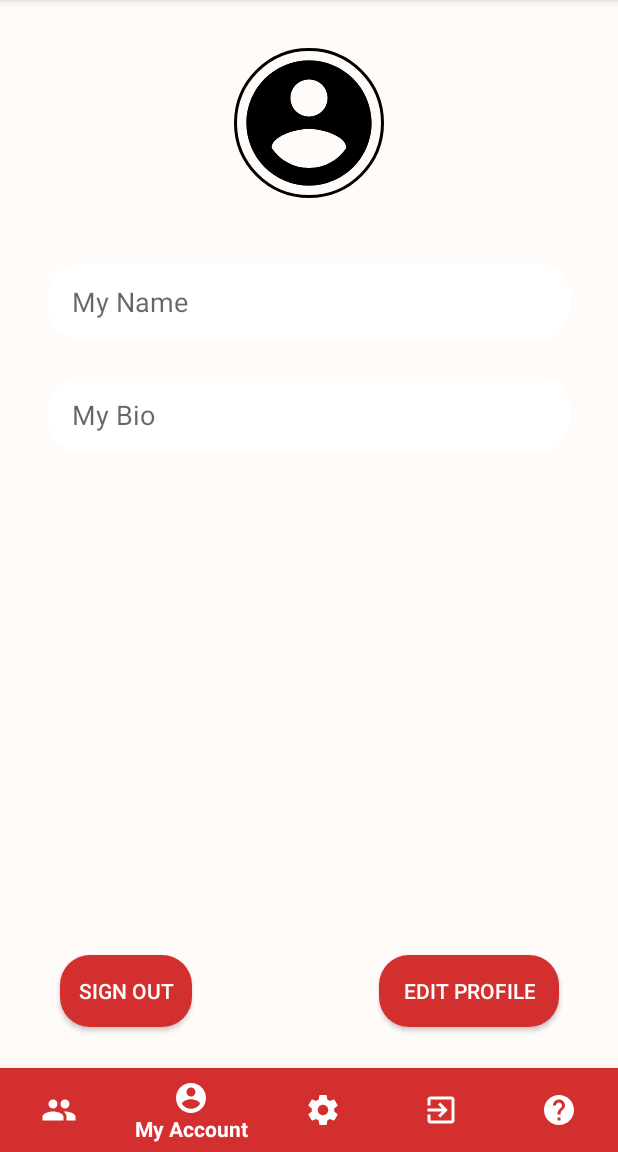
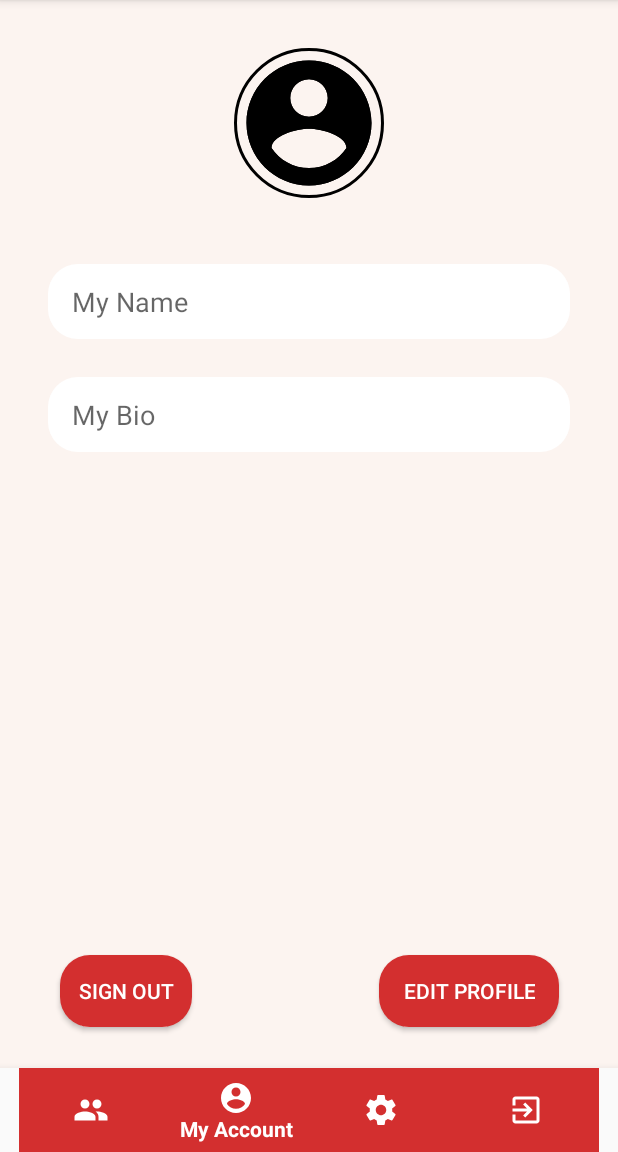
Before and after one commit to jordiguzman/ChatEntresol, an Android app: the fragment SettingsFragment placed in its activity, item 2 of the bottom bar chosen, on a phone screen of 412 x 824 dp, the part 84-1236 px from its top. Run offline under Robolectric (Android 15) with nearby library versions, the phone set to English and light mode, and no system bars; our stand-ins replace CircleImageView, Firebase (no records; nobody signed in at launch, a user with empty details on screens opened directly); libraries missing offline, so code that uses them is left out: com.firebase.ui, com.xwray.groupie; 3 statements that could not run were skipped.

```diff
--- a/app/src/main/java/appkite/jordiguzman/com/xatentresol/activities/SignInActivity.kt
+++ b/app/src/main/java/appkite/jordiguzman/com/xatentresol/activities/SignInActivity.kt
@@ -67,4 +67,8 @@ class SignInActivity : AppCompatActivity() {
             }
         }
     }
+
+    override fun onBackPressed() {
+
+    }
 }
--- a/app/src/main/java/appkite/jordiguzman/com/xatentresol/fragment/SettingsFragment.kt
+++ b/app/src/main/java/appkite/jordiguzman/com/xatentresol/fragment/SettingsFragment.kt
@@ -1,39 +1,56 @@
 package appkite.jordiguzman.com.xatentresol.fragment
 
+import android.os.Build
 import android.os.Bundle
+import android.support.annotation.RequiresApi
 import android.support.v4.app.Fragment
 import android.view.LayoutInflater
 import android.view.View
 import android.view.ViewGroup
+import android.widget.ArrayAdapter
 import appkite.jordiguzman.com.xatentresol.R
+import appkite.jordiguzman.com.xatentresol.activities.SignInActivity
 import appkite.jordiguzman.com.xatentresol.util.XatUtil
 import kotlinx.android.synthetic.main.fragment_settings.view.*
+import org.jetbrains.anko.support.v4.startActivity
+import org.jetbrains.anko.support.v4.toast
 
 
 class SettingsFragment : Fragment() {
 
+    @RequiresApi(Build.VERSION_CODES.LOLLIPOP)
     override fun onCreateView(inflater: LayoutInflater, container: ViewGroup?,
                               savedInstanceState: Bundle?): View? {
        val view = inflater.inflate(R.layout.fragment_settings, container, false)
 
         view.apply {
-            btn_delete_user.setOnClickListener {
-                deleteUser()
+             val list = ArrayList<String>()
+            val adapter: ArrayAdapter<String>?
+            list.add("Delete user")
+            list.add("Change password")
+
+            adapter = ArrayAdapter(activity,android.R.layout.simple_list_item_1, list )
+            listview_setting.adapter = adapter
+
+            listview_setting.setOnItemClickListener{
+                _, _, position, _ ->
+                  when(position){
+                      0 -> deleteUser()
+                      1 -> toast("Change password")
+                  }
+
             }
 
-
         }
-
-
 
 
         return view
     }
 
+    @RequiresApi(Build.VERSION_CODES.LOLLIPOP)
     private fun deleteUser() {
-
         XatUtil.deleteCurrentUser()
-
+        startActivity<SignInActivity>()
     }
 
 
--- a/app/src/main/java/appkite/jordiguzman/com/xatentresol/model/User.kt
+++ b/app/src/main/java/appkite/jordiguzman/com/xatentresol/model/User.kt
@@ -6,4 +6,6 @@ data class User(val name: String,
                 val profilePicturePath: String?,
                 val registrationTokens: MutableList<String>) {
     constructor(): this("", "", null, mutableListOf())
+
+
 }
--- a/app/src/main/java/appkite/jordiguzman/com/xatentresol/recyclerview/item/ImageMessageItem.kt
+++ b/app/src/main/java/appkite/jordiguzman/com/xatentresol/recyclerview/item/ImageMessageItem.kt
@@ -29,7 +29,7 @@ class ImageMessageItem (val message: ImageMessage,
 
 
         pathImage = StorageUtil.pathToReference(message.imagePath)
-        //TODO Comprobar path con toString() y sin. Tienen que ser diferentes.
+
         GlideApp.with(context)
                 .load(pathImage)
                 .placeholder(R.drawable.ic_image_black_24dp)
--- a/app/src/main/java/appkite/jordiguzman/com/xatentresol/util/XatUtil.kt
+++ b/app/src/main/java/appkite/jordiguzman/com/xatentresol/util/XatUtil.kt
@@ -25,6 +25,7 @@ object XatUtil {
 
 
 
+
     private val chatChannelsCollectionRef = firestoreInstance.collection("chatChannels")
 
 
@@ -48,10 +49,7 @@ object XatUtil {
 
         val auth = FirebaseAuth.getInstance().currentUser
         auth?.delete()
-
-
-
-
+        currentUserDocRef.delete()
     }
 
     fun updateCurrentUser(name: String = "", bio: String = "", profilePicturePath: String? = null) {
@@ -64,10 +62,16 @@ object XatUtil {
     }
 
     fun getCurrentUser(onComplete: (User) -> Unit) {
-        currentUserDocRef.get()
-                .addOnSuccessListener {
-                    onComplete(it.toObject(User::class.java)!!)
-                }
+         try {
+             currentUserDocRef.get()
+                     .addOnSuccessListener {
+                         onComplete(it.toObject(User::class.java)!!)
+                     }
+         }catch (e: Exception){
+             Log.d("Error", e.message)
+
+         }
+
 
     }
     fun addUsersListener(context: Context, onListen: (List<Item>) -> Unit): ListenerRegistration {
--- a/app/src/main/res/drawable/ic_help_black_24dp.xml
+++ /dev/null
@@ -1,9 +0,0 @@
-<vector xmlns:android="http://schemas.android.com/apk/res/android"
-        android:width="24dp"
-        android:height="24dp"
-        android:viewportWidth="24.0"
-        android:viewportHeight="24.0">
-    <path
-        android:fillColor="#FF000000"
-        android:pathData="M12,2C6.48,2 2,6.48 2,12s4.48,10 10,10 10,-4.48 10,-10S17.52,2 12,2zM13,19h-2v-2h2v2zM15.07,11.25l-0.9,0.92C13.45,12.9 13,13.5 13,15h-2v-0.5c0,-1.1 0.45,-2.1 1.17,-2.83l1.24,-1.26c0.37,-0.36 0.59,-0.86 0.59,-1.41 0,-1.1 -0.9,-2 -2,-2s-2,0.9 -2,2L8,9c0,-2.21 1.79,-4 4,-4s4,1.79 4,4c0,0.88 -0.36,1.68 -0.93,2.25z"/>
-</vector>
--- a/app/src/main/res/drawable/rect_round_white.xml
+++ b/app/src/main/res/drawable/rect_round_white.xml
@@ -1,6 +1,6 @@
 <?xml version="1.0" encoding="utf-8"?>
 <shape xmlns:android="http://schemas.android.com/apk/res/android">
-    <solid android:color="#fff" />
+    <solid android:color="@color/background" />
     <corners
         android:topLeftRadius="10dp"
         android:topRightRadius="10dp"
--- a/app/src/main/res/layout/activity_chat.xml
+++ b/app/src/main/res/layout/activity_chat.xml
@@ -4,7 +4,7 @@
     xmlns:tools="http://schemas.android.com/tools"
     android:layout_width="match_parent"
     android:layout_height="match_parent"
-    android:background="@color/background"
+    android:background="@android:color/white"
     tools:context="appkite.jordiguzman.com.xatentresol.activities.ChatActivity">
 
 
--- a/app/src/main/res/layout/item_text_message.xml
+++ b/app/src/main/res/layout/item_text_message.xml
@@ -23,8 +23,7 @@
             android:paddingStart="8dp"
             android:paddingEnd="8dp"
             android:paddingTop="4dp"
-            android:textAppearance="@style/Base.TextAppearance.AppCompat.Body1"
-            tools:text="@string/lorem_ipsum" />
+            android:textAppearance="@style/Base.TextAppearance.AppCompat.Body1"/>
         <TextView
             android:id="@+id/textView_message_time"
             android:layout_width="wrap_content"
--- a/app/src/main/res/menu/navigation.xml
+++ b/app/src/main/res/menu/navigation.xml
@@ -20,9 +20,6 @@
         android:id="@+id/navigation_exit"
         android:icon="@drawable/ic_exit_to_app_black_24dp"
         android:title="@string/close"/>
-    <item
-        android:id="@+id/navigation_help"
-        android:icon="@drawable/ic_help_black_24dp"
-        android:title="@string/help"/>
+
 
 </menu>
--- a/app/src/main/res/values/colors.xml
+++ b/app/src/main/res/values/colors.xml
@@ -11,7 +11,7 @@
     <color name="icons">#FFFFFF</color>
     <color name="divider">#BDBDBD</color>
 
-    <color name="background">#fffbf9</color>
+    <color name="background">#fcf4f0</color>
     <color name="primary_light">#ffffff</color>
 
 </resources>
--- a/app/src/main/res/values/strings.xml
+++ b/app/src/main/res/values/strings.xml
@@ -18,4 +18,7 @@
     <string name="edit_profile">Edit profile</string>
     <string name="delete_user">Delete user</string>
     <string name="close">Close</string>
+    <string name="close_message">Are you sure you want to get out of the app?</string>
+    <string name="yes">Yes</string>
+    <string name="no">No</string>
 </resources>
```
Also changed, not shown: app/src/main/java/appkite/jordiguzman/com/xatentresol/activities/MainActivity.kt (+40 -25 lines), app/src/main/res/layout/custom_dialog.xml (added, +51 -0 lines), app/src/main/res/layout/fragment_settings.xml (+4 -9 lines).
